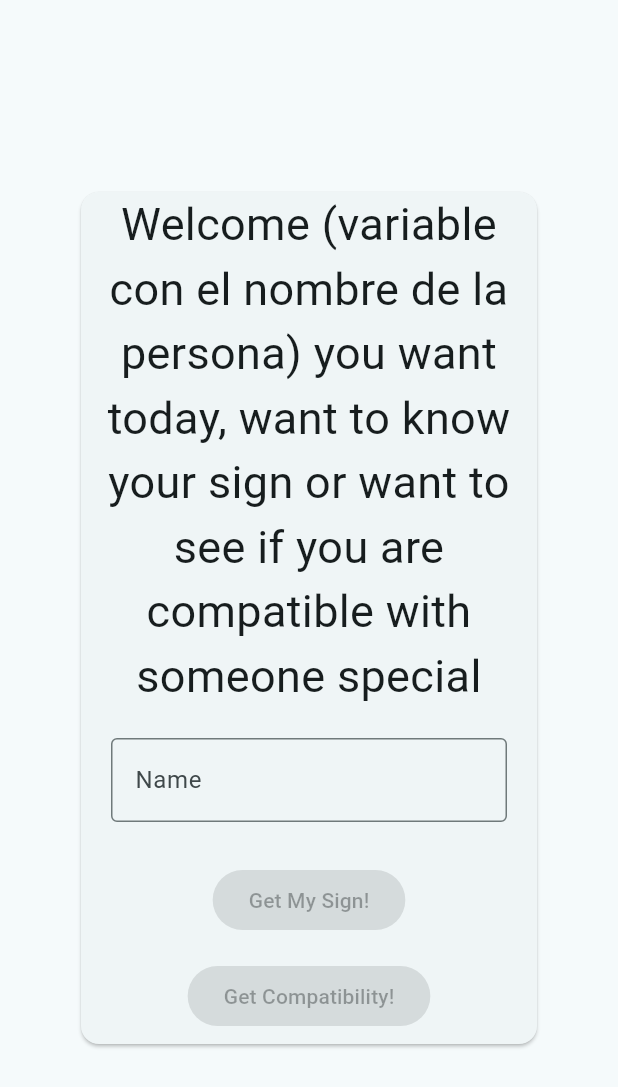
After one commit to jarias356/zodiac_sign_flutter, a Flutter app: the GetCompatibility screen opened directly, on a phone screen of 412 x 824 dp. The commit adds this screen. Shown: the top 1087 px of the screen. Run offline on Flutter 3.47's test engine with Material 3 defaults, Android fonts, the phone set to English and light mode, and no system bars; our stand-ins replace floor, get, shared_preferences, sqflite; accounts and stored records are empty; generated files the repository leaves out were written again.

```diff
--- /dev/null
+++ b/lib/ui/getcompatibility/get_compatibility_screen.dart
@@ -0,0 +1,72 @@
+
+import 'package:flutter/material.dart';
+import 'package:get/get.dart';
+import 'package:zodiac_sign_flutter/utils/constants.dart';
+
+import '../../core/core.dart';
+import '../../di/preference_module.dart';
+
+class GetCompatibility extends StatelessWidget {
+  GetCompatibility({super.key});
+
+  final loginViewModel = Get.find<LoginViewModel>();
+  final preferenceModule = Get.find<PreferenceModule>();
+
+  @override
+  Widget build(BuildContext context) {
+    preferenceModule.setString("new", "Theme by define");
+
+    print(preferenceModule.getString("new"));
+
+    return const SafeArea(
+      child: Scaffold(
+        body: Center(
+            child:
+            Center(
+                child:
+                Padding(
+                  padding: EdgeInsets.all(50),
+                  child:
+                  Card(
+                    borderOnForeground: false,
+                    child:
+                    Column(
+                      mainAxisSize: MainAxisSize.min,
+                      children:<Widget>[
+                        Text(
+                          txtPrincipalWelcome,
+                          style: TextStyle(fontSize: 30),
+                          textAlign: TextAlign.center,
+                        ),
+                        Padding(
+                          padding: EdgeInsets.all(20),
+                          child: TextField(
+                            decoration: InputDecoration(
+                                border: OutlineInputBorder(),
+                                labelText: name
+                            ),
+                          ),
+                        ),
+                        Padding(
+                          padding: EdgeInsets.all(8.0),
+                          child:
+                          FilledButton(
+                              onPressed: null,
+                              child: Text(txtGetMySign)),
+                        ),
+                        Padding(
+                          padding: EdgeInsets.all(8.0),
+                          child: FilledButton(
+                              onPressed: null,
+                              child: Text(txtGetCompatibility)),
+                        )
+                      ],
+                    ),
+                  ),
+                )
+            )
+        ),
+      ),
+    );
+  }
+}
--- a/lib/utils/constants.dart
+++ b/lib/utils/constants.dart
@@ -3,6 +3,8 @@ const  dbName = 'ZodiacSign';
 const dbVersion = 1;
 
 const txtPrincipalLogin = 'Hello! Whats Your Name?';
-
+const txtPrincipalWelcome = 'Welcome (variable con el nombre de la persona) you want today, want to know your sign or want to see if you are compatible with someone special ';
 const name = 'Name';
 const txtGetStared = 'Get Stared!';
+const txtGetMySign = 'Get My Sign!';
+const txtGetCompatibility = 'Get Compatibility!';
```
Also changed, not shown: lib/ui/getsign/get_sign_screen.dart (added, +72 -0 lines), lib/ui/welcome/welcome_screen.dart (added, +72 -0 lines).
